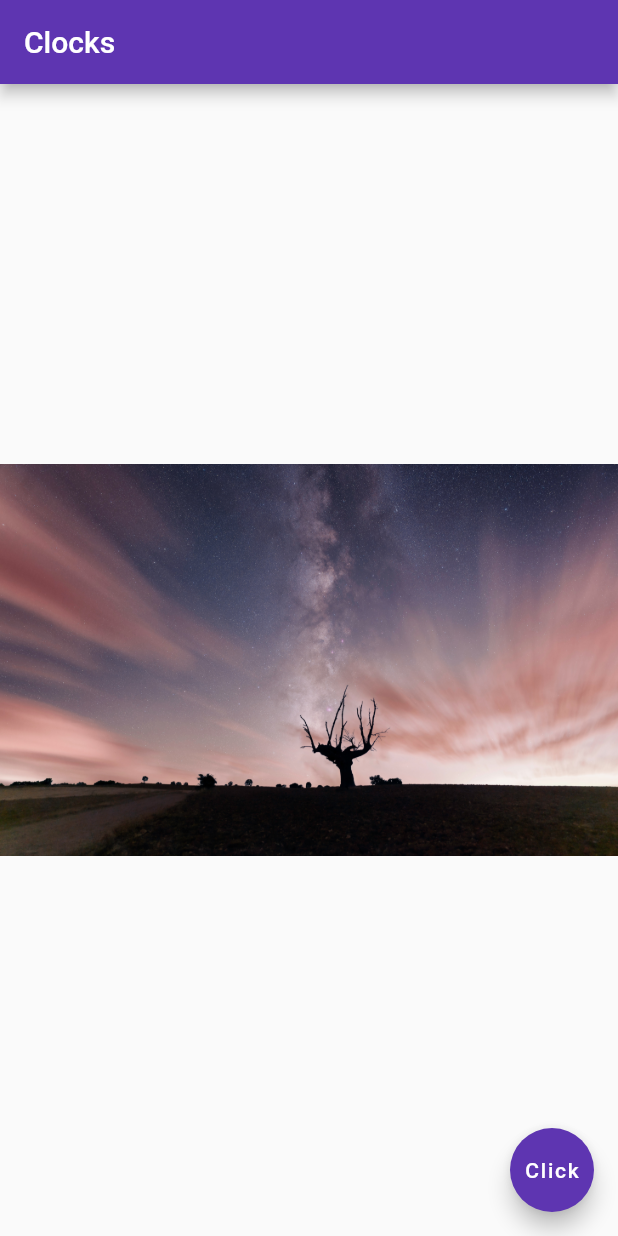
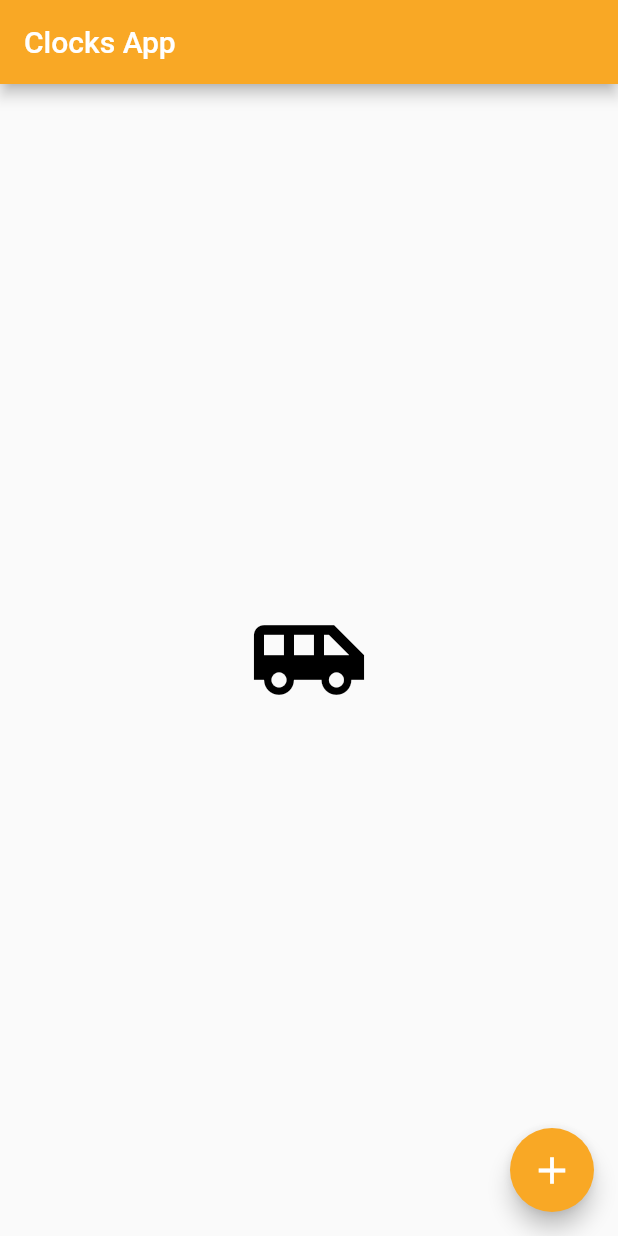
Before and after one commit to tamathecxder/first_app, a Flutter app: the screen it shows after launch, on a phone screen of 412 x 824 dp. Run offline on Flutter 3.47's test engine with Material 2 defaults, Android fonts, the phone set to English and light mode, and no system bars.

Commit message:
Menambahkan icons ke dalam aplikasi dengan widget Icon

```diff
--- a/lib/main.dart
+++ b/lib/main.dart
@@ -9,15 +9,24 @@ class Home extends StatelessWidget {
   Widget build(BuildContext context) {
     return Scaffold(
       appBar: AppBar(
-        title: Text("Clocks"),
+        title: Text("Clocks App"),
         centerTitle: false,
-        backgroundColor: Colors.deepPurple[600],
+        backgroundColor: Colors.yellow[800],
       ),
-      body: Center(child: Image.asset("assets/pic2.jpg")),
+      body: Center(
+        child: Icon(
+          Icons.airport_shuttle,
+          size: 80.0,
+          color: Colors.black,
+        ),
+      ),
       floatingActionButton: FloatingActionButton(
         onPressed: null,
-        child: Text("Click"),
-        backgroundColor: Colors.deepPurple[600],
+        child: Icon(
+          Icons.add,
+          size: 30.0,
+        ),
+        backgroundColor: Colors.yellow[800],
       ),
     );
   }
```
